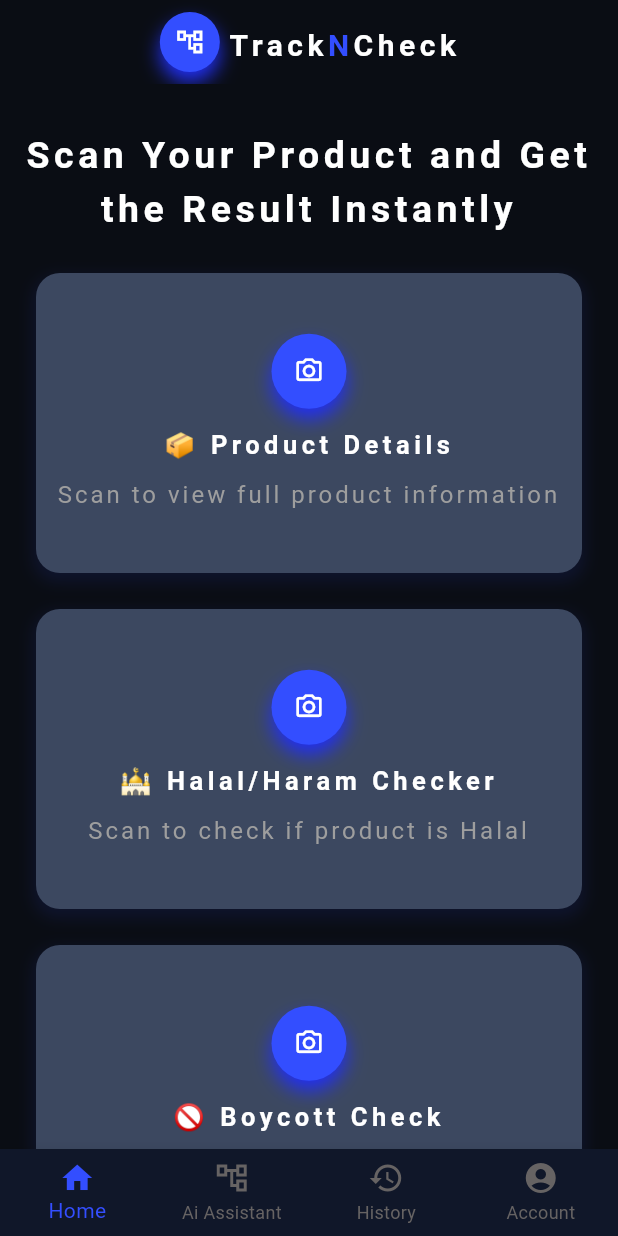
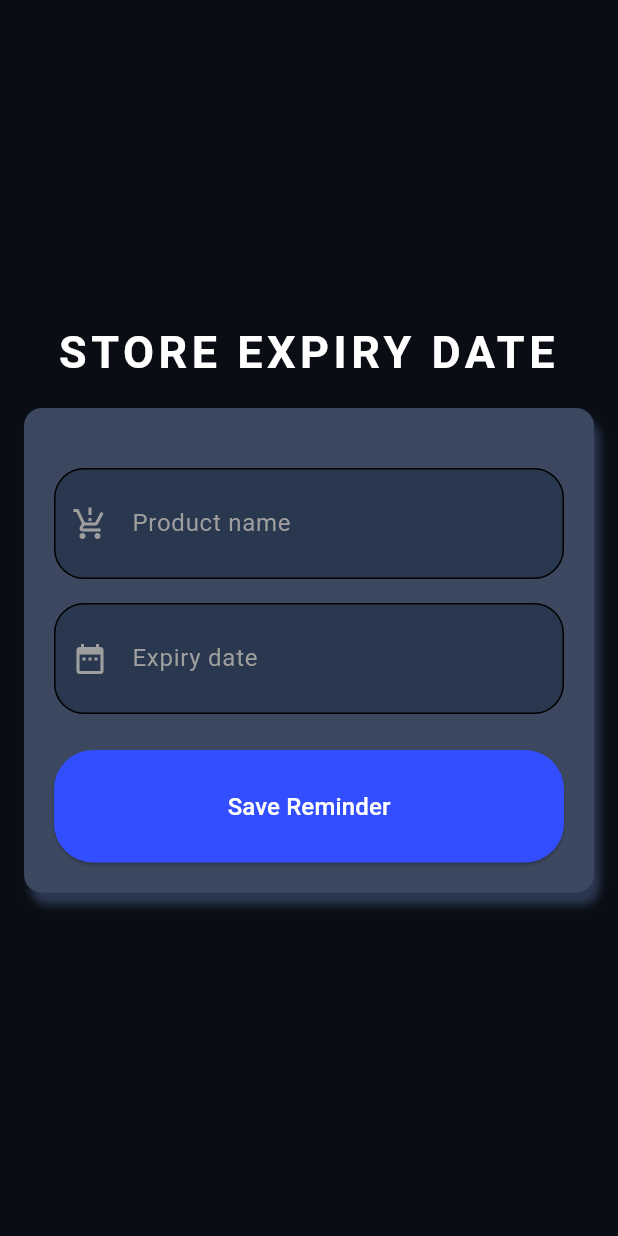
Before and after one commit to Syeda-Nabihaa/TrackNcheck, a Flutter app: the screen it shows after launch, on a phone screen of 412 x 824 dp. Run offline on Flutter 3.47's test engine with Material 3 defaults, Android fonts, the phone set to English and light mode, and no system bars; our stand-ins replace cloud_firestore, firebase_auth, firebase_core, flutter_easyloading, font_awesome_flutter, get and 2 more; missing offline and left inert: mobile_scanner; accounts and stored records are empty.

Commit message:
store expiryDate form done

```diff
--- /dev/null
+++ b/lib/SetExpiry.dart
@@ -0,0 +1,137 @@
+import 'package:flutter/material.dart';
+import 'package:intl/intl.dart';
+import 'package:trackncheck/components/Button.dart';
+import 'package:trackncheck/components/InputFields.dart';
+import 'package:trackncheck/components/TextWidgets.dart';
+import 'package:trackncheck/components/constants.dart';
+import 'package:trackncheck/controller/ExpiryController.dart';
+
+class Setexpiry extends StatefulWidget {
+  const Setexpiry({super.key});
+
+  @override
+  State<Setexpiry> createState() => _SetexpiryState();
+}
+
+class _SetexpiryState extends State<Setexpiry> {
+  final _formKey = GlobalKey<FormState>();
+  final TextEditingController _productNameController = TextEditingController();
+  final TextEditingController _expiryDateController = TextEditingController();
+
+  DateTime? selectedDate;
+
+  Future<void> _pickDate(BuildContext context) async {
+    final DateTime? picked = await showDatePicker(
+      context: context,
+      initialDate: DateTime.now(),
+      firstDate: DateTime.now(),
+      lastDate: DateTime(2100),
+    );
+    if (picked != null) {
+      setState(() {
+        selectedDate = picked;
+        _expiryDateController.text = DateFormat('yyyy-MM-dd').format(picked);
+      });
+    }
+  }
+
+  Future<void> saveReminder() async {
+    try {
+      await Expirycontroller.saveExpiryReminder(
+        productName: _productNameController.text,
+        expiryDate: selectedDate!,
+      );
+      ScaffoldMessenger.of(context).showSnackBar(
+        const SnackBar(content: Text('Reminder saved')),
+      );
+
+      _productNameController.clear();
+      _expiryDateController.clear();
+      selectedDate = null;
+    } catch (e) {
+      ScaffoldMessenger.of(
+        context,
+      ).showSnackBar(SnackBar(content: Text('Failed to save: $e')));
+    }
+  }
+
+  @override
+  Widget build(BuildContext context) {
+    return Scaffold(
+      backgroundColor: ColorConstants.bgColor,
+      body: Column(
+        mainAxisAlignment: MainAxisAlignment.center,
+        children: [
+          TitleWidget(fontsize: 30, text: 'STORE EXPIRY DATE'),
+          Padding(
+            padding: const EdgeInsets.all(16.0),
+            child: Form(
+              key: _formKey,
+
+              child: Container(
+                width: 450,
+                padding: const EdgeInsets.all(20),
+                decoration: BoxDecoration(
+                  color: ColorConstants.cardColor,
+                  borderRadius: BorderRadius.circular(12),
+                  boxShadow: [
+                    BoxShadow(
+                      color: ColorConstants.fieldsColor,
+                      blurRadius: 4,
+                      offset: Offset(4, 8), // Shadow position
+                    ),
+                  ],
+                ),
+                child: Column(
+                  mainAxisSize: MainAxisSize.min,
+                  crossAxisAlignment: CrossAxisAlignment.start,
+                  children: [
+                    // Form Title
+                    const SizedBox(height: 20),
+
+                    // Product Name Field
+                    Inputfields(
+                      controller: _productNameController,
+                      emptyFields: "Please enter product name",
+                      icon: Icons.production_quantity_limits_sharp,
+                      hintText: 'Product name',
+                    ),
+                    const SizedBox(height: 16),
+
+                    // Expiry Date Field (Date Picker)
+                    GestureDetector(
+                      onTap: () => _pickDate(context),
+                      child: AbsorbPointer(
+                        child: Inputfields(
+                          controller: _expiryDateController,
+                          emptyFields: "Please select expiry date",
+                          icon: Icons.date_range,
+                          hintText: 'Expiry date',
+                        ),
+                      ),
+                    ),
+                    const SizedBox(height: 24),
+
+                    // Submit Button
+                    SizedBox(
+                      width: double.infinity,
+                      child: Button(
+                        text: "Save Reminder",
+                        onPressed: () {
+                          if (_formKey.currentState!.validate() &&
+                              selectedDate != null) {
+                            saveReminder();
+                          }
+                        },
+                      ),
+                    ),
+                  ],
+                ),
+              ),
+            ),
+          ),
+        ],
+      ),
+    );
+  }
+}
--- a/lib/components/navigationBar.dart
+++ b/lib/components/navigationBar.dart
@@ -1,6 +1,7 @@
 import 'package:flutter/material.dart';
 
 import 'package:trackncheck/Home.dart';
+import 'package:trackncheck/SetExpiry.dart';
 import 'package:trackncheck/account.dart';
 import 'package:trackncheck/components/constants.dart';
 import 'package:trackncheck/history.dart';
@@ -17,7 +18,7 @@ class _NavigationbarState extends State<Navigationbar> {
 
   final List<Widget> pages = [
     HomeScreen(),
-    Center(child: Text("Ai")),
+    Setexpiry(),
     ScanHistoryPage(),
     UserAccountPage(),
   ];
@@ -44,7 +45,7 @@ class _NavigationbarState extends State<Navigationbar> {
           BottomNavigationBarItem(icon: Icon(Icons.home), label: 'Home'),
           BottomNavigationBarItem(
             icon: Icon(Icons.account_tree_outlined),
-            label: 'Ai Assistant',
+            label: 'Expiry Reminder',
           ),
           BottomNavigationBarItem(icon: Icon(Icons.history), label: 'History'),
 
--- /dev/null
+++ b/lib/controller/ExpiryController.dart
@@ -0,0 +1,16 @@
+import 'package:cloud_firestore/cloud_firestore.dart';
+
+class Expirycontroller {
+  static FirebaseFirestore _firebaseFireStore = FirebaseFirestore.instance;
+
+  static Future<void> saveExpiryReminder({
+    required String productName,
+    required DateTime expiryDate,
+  }) async {
+    await _firebaseFireStore.collection('expiry_reminders').add({
+      'product_name': productName.trim(),
+      'expiry_date': Timestamp.fromDate(expiryDate),
+      'created_at': FieldValue.serverTimestamp(),
+    });
+  }
+}
--- a/lib/main.dart
+++ b/lib/main.dart
@@ -1,6 +1,7 @@
 import 'package:flutter/material.dart';
 import 'package:flutter_easyloading/flutter_easyloading.dart';
 import 'package:get/get.dart';
+import 'package:trackncheck/SetExpiry.dart';
 import 'package:trackncheck/components/navigationBar.dart';
 import 'package:firebase_core/firebase_core.dart';
 import 'package:trackncheck/controller/ScanHistoryController.dart';
@@ -24,7 +25,7 @@
       theme: ThemeData(
         appBarTheme: AppBarTheme(iconTheme: IconThemeData(color: Colors.white)),
       ),
-      home: Navigationbar()
+      home: Setexpiry()
     );
   }
 }
--- a/lib/scanning/Result_page.dart
+++ b/lib/scanning/Result_page.dart
@@ -51,14 +51,8 @@ class _ResultPageState extends State<ResultPage> {
         child: SingleChildScrollView(
           child: Column(
             children: [
-              SizedBox(height: 30),
-              SizedBox(
-                width: 450,
-                child: TitleWidget(
-                  text: "Scan Your Product and Get the Result Instantly",
-                  fontsize: 25,
-                ),
-              ),
+              SizedBox(height: 20),
+
               Padding(
                 padding: const EdgeInsets.all(24.0),
                 child: Column(
--- a/pubspec.yaml
+++ b/pubspec.yaml
@@ -51,6 +51,7 @@ dependencies:
   http: ^1.4.0
   google_sign_in: ^6.3.0
   intl: ^0.20.2
+  firebase_messaging: ^15.2.10
 
 dev_dependencies:
   flutter_test:
```
Also changed, not shown: pubspec.lock, 1 other file.
